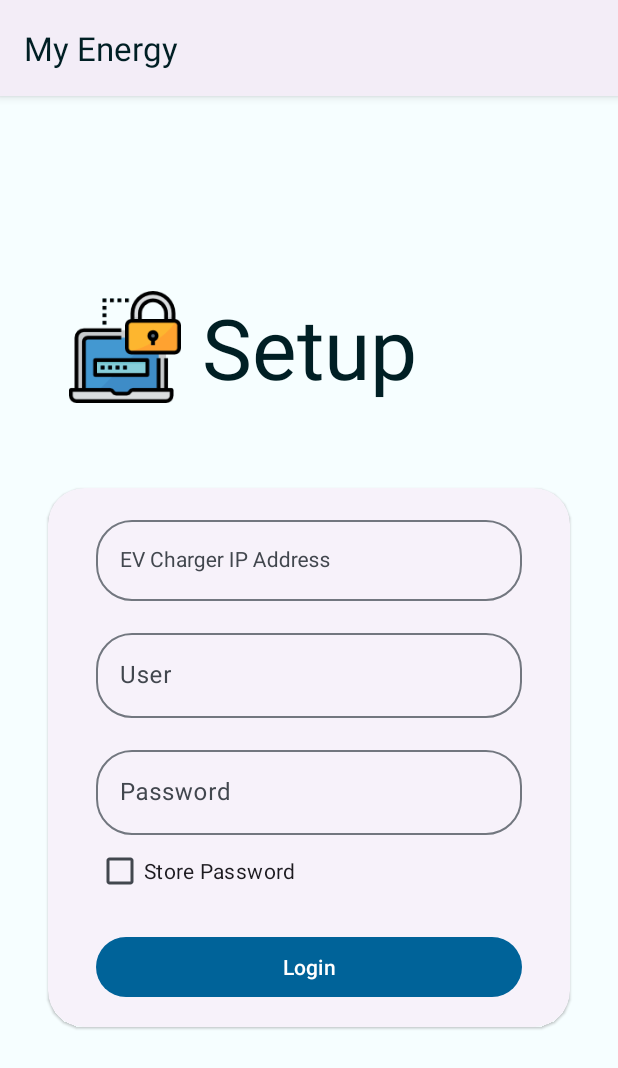
After one commit to J0B10/MAD-MyEnergy, an Android app: the LoginActivity screen opened directly, with no data from a screen before it, on a phone screen of 412 x 824 dp. The commit adds this screen. Shown: the top 1068 px of the screen. Run offline under Robolectric (Android 15) with nearby library versions, the phone set to English and light mode, and no system bars.

Commit message:
Create Login screen

```diff
--- a/app/build.gradle
+++ b/app/build.gradle
@@ -33,6 +33,7 @@ android {
 
 dependencies {
 
+    implementation 'at.favre.lib:armadillo:1.0.0'
     implementation 'io.github.smartsensesolutions:SegmentedVerticalSeekBar:1.0.1'
     implementation 'nl.joery.timerangepicker:timerangepicker:1.0.0'
 
@@ -45,6 +46,7 @@ dependencies {
     implementation 'androidx.navigation:navigation-fragment:2.5.3'
     implementation 'androidx.navigation:navigation-ui:2.5.3'
     implementation 'androidx.legacy:legacy-support-v4:1.0.0'
+    implementation 'androidx.preference:preference:1.2.0'
     testImplementation 'junit:junit:4.13.2'
     androidTestImplementation 'androidx.test.ext:junit:1.1.4'
     androidTestImplementation 'androidx.test.espresso:espresso-core:3.5.0'
--- a/app/src/main/java/io/github/j0b10/mad/myenergy/MainActivity.java
+++ b/app/src/main/java/io/github/j0b10/mad/myenergy/MainActivity.java
@@ -24,6 +24,8 @@ public class MainActivity extends AppCompatActivity {
     protected void onCreate(Bundle savedInstanceState) {
         super.onCreate(savedInstanceState);
 
+        ((MyEnergyApp) getApplication()).requireLogin(this);
+
         binding = ActivityMainBinding.inflate(getLayoutInflater());
         setContentView(binding.getRoot());
 
--- /dev/null
+++ b/app/src/main/res/layout/activity_login.xml
@@ -0,0 +1,243 @@
+<?xml version="1.0" encoding="utf-8"?>
+<androidx.constraintlayout.widget.ConstraintLayout xmlns:android="http://schemas.android.com/apk/res/android"
+    xmlns:app="http://schemas.android.com/apk/res-auto"
+    xmlns:tools="http://schemas.android.com/tools"
+    style="@style/Widget.Material3.AutoCompleteTextView.OutlinedBox"
+    android:layout_width="match_parent"
+    android:layout_height="match_parent">
+
+    <com.google.android.material.card.MaterialCardView
+        android:id="@+id/login_card"
+        style="@style/Widget.Material3.CardView.Elevated"
+        android:layout_width="0dp"
+        android:layout_height="wrap_content"
+        android:layout_marginStart="16dp"
+        android:layout_marginEnd="16dp"
+        app:cardCornerRadius="24dp"
+        app:layout_constraintBottom_toBottomOf="parent"
+        app:layout_constraintEnd_toEndOf="parent"
+        app:layout_constraintStart_toStartOf="parent"
+        app:layout_constraintTop_toTopOf="parent"
+        app:layout_constraintVertical_bias="0.667">
+
+        <androidx.constraintlayout.widget.ConstraintLayout
+            android:layout_width="match_parent"
+            android:layout_height="match_parent">
+
+            <com.google.android.material.textfield.TextInputLayout
+                android:id="@+id/login_ip_layout"
+                style="@style/Widget.Material3.TextInputLayout.OutlinedBox"
+                android:layout_width="0dp"
+                android:layout_height="wrap_content"
+                android:layout_marginStart="32dp"
+                android:layout_marginTop="16dp"
+                android:layout_marginEnd="32dp"
+                android:hint="@string/login_title_ip"
+                app:boxCornerRadiusBottomEnd="24dp"
+                app:boxCornerRadiusBottomStart="24dp"
+                app:boxCornerRadiusTopEnd="24dp"
+                app:boxCornerRadiusTopStart="24dp"
+                app:layout_constraintEnd_toEndOf="parent"
+                app:layout_constraintStart_toStartOf="parent"
+                app:layout_constraintTop_toTopOf="parent">
+
+                <com.google.android.material.textfield.TextInputEditText
+                    android:id="@+id/login_ip_input"
+                    style="@style/Widget.Material3.TextInputLayout.OutlinedBox"
+                    android:layout_width="match_parent"
+                    android:layout_height="wrap_content"
+                    android:digits="0123456789."
+                    android:ems="10"
+                    android:inputType="number"
+                    android:autofillHints="ip"
+                    tools:ignore="TextContrastCheck" />
+            </com.google.android.material.textfield.TextInputLayout>
+
+            <com.google.android.material.textfield.TextInputLayout
+                android:id="@+id/login_usr_layout"
+                android:layout_width="0dp"
+                android:layout_height="wrap_content"
+                android:layout_marginTop="16dp"
+                android:hint="@string/login_title_usr"
+                app:boxCornerRadiusBottomEnd="24dp"
+                app:boxCornerRadiusBottomStart="24dp"
+                app:boxCornerRadiusTopEnd="24dp"
+                app:boxCornerRadiusTopStart="24dp"
+                app:layout_constraintEnd_toEndOf="@+id/login_ip_layout"
+                app:layout_constraintStart_toStartOf="@+id/login_ip_layout"
+                app:layout_constraintTop_toBottomOf="@id/login_ip_layout">
+
+                <com.google.android.material.textfield.TextInputEditText
+                    android:id="@+id/login_usr_input"
+                    android:layout_width="match_parent"
+                    android:layout_height="wrap_content"
+                    android:inputType="text"
+                    android:autofillHints="username"
+                    tools:ignore="TextContrastCheck" />
+
+            </com.google.android.material.textfield.TextInputLayout>
+
+            <com.google.android.material.textfield.TextInputLayout
+                android:id="@+id/login_passwd_layout"
+                android:layout_width="0dp"
+                android:layout_height="wrap_content"
+                android:layout_marginTop="16dp"
+                android:hint="@string/login_title_passwd"
+                app:boxCornerRadiusBottomEnd="24dp"
+                app:boxCornerRadiusBottomStart="24dp"
+                app:boxCornerRadiusTopEnd="24dp"
+                app:boxCornerRadiusTopStart="24dp"
+                app:layout_constraintEnd_toEndOf="@+id/login_ip_layout"
+                app:layout_constraintStart_toStartOf="@+id/login_ip_layout"
+                app:layout_constraintTop_toBottomOf="@id/login_usr_layout">
+
+                <com.google.android.material.textfield.TextInputEditText
+                    android:id="@+id/login_passwd_input"
+                    android:layout_width="match_parent"
+                    android:layout_height="wrap_content"
+                    android:inputType="textPassword"
+                    android:autofillHints="password"
+                    tools:ignore="TextContrastCheck" />
+
+            </com.google.android.material.textfield.TextInputLayout>
+
+            <CheckBox
+                android:id="@+id/login_save_passwd_check"
+                android:layout_width="0dp"
+                android:layout_height="wrap_content"
+                android:checked="false"
+                android:text="@string/store_password"
+                app:layout_constraintEnd_toEndOf="@+id/login_ip_layout"
+                app:layout_constraintStart_toStartOf="@+id/login_ip_layout"
+                app:layout_constraintTop_toBottomOf="@+id/login_passwd_layout" />
+
+            <Button
+                android:id="@+id/login_btn"
+                android:layout_width="0dp"
+                android:layout_height="wrap_content"
+                android:layout_marginTop="16dp"
+                android:layout_marginBottom="16dp"
+                android:text="@string/lbl_login"
+                app:layout_constraintBottom_toBottomOf="parent"
+                app:layout_constraintEnd_toEndOf="@+id/login_ip_layout"
+                app:layout_constraintStart_toStartOf="@+id/login_ip_layout"
+                app:layout_constraintTop_toBottomOf="@+id/login_save_passwd_check" />
+
+        </androidx.constraintlayout.widget.ConstraintLayout>
+    </com.google.android.material.card.MaterialCardView>
+
+    <com.google.android.material.card.MaterialCardView
+        android:id="@+id/qr_card"
+        style="@style/Widget.Material3.CardView.Elevated"
+        android:layout_width="0dp"
+        android:layout_height="wrap_content"
+        android:layout_marginStart="16dp"
+        android:layout_marginTop="8dp"
+        android:layout_marginEnd="16dp"
+        android:visibility="gone"
+        app:cardCornerRadius="24dp"
+        app:layout_constraintBottom_toBottomOf="parent"
+        app:layout_constraintEnd_toEndOf="parent"
+        app:layout_constraintStart_toStartOf="parent"
+        app:layout_constraintTop_toBottomOf="@+id/login_or"
+        app:layout_constraintVertical_bias="0.0">
+
+        <androidx.constraintlayout.widget.ConstraintLayout
+            android:layout_width="match_parent"
+            android:layout_height="match_parent">
+
+            <ImageView
+                android:id="@+id/imageView5"
+                android:layout_width="48dp"
+                android:layout_height="48dp"
+                android:layout_marginStart="32dp"
+                android:layout_marginTop="16dp"
+                app:layout_constraintStart_toStartOf="parent"
+                app:layout_constraintTop_toTopOf="parent"
+                app:srcCompat="@drawable/qr_code"
+                tools:ignore="ContentDescription" />
+
+            <Button
+                android:id="@+id/button6"
+                style="@style/Widget.Material3.Button.OutlinedButton"
+                android:layout_width="0dp"
+                android:layout_height="wrap_content"
+                android:layout_marginStart="32dp"
+                android:layout_marginTop="8dp"
+                android:layout_marginEnd="32dp"
+                android:layout_marginBottom="16dp"
+                android:text="@string/lbl_scan"
+                app:layout_constraintBottom_toBottomOf="parent"
+                app:layout_constraintEnd_toEndOf="parent"
+                app:layout_constraintHorizontal_bias="1.0"
+                app:layout_constraintStart_toStartOf="parent"
+                app:layout_constraintTop_toBottomOf="@+id/textView9" />
+
+            <TextView
+                android:id="@+id/textView8"
+                android:layout_width="wrap_content"
+                android:layout_height="wrap_content"
+                android:layout_marginStart="16dp"
+                android:text="@string/lbl_scan"
+                android:textAppearance="@style/TextAppearance.AppCompat.Large"
+                app:layout_constraintStart_toEndOf="@+id/imageView5"
+                app:layout_constraintTop_toTopOf="@+id/imageView5" />
+
+            <TextView
+                android:id="@+id/textView9"
+                android:layout_width="wrap_content"
+                android:layout_height="wrap_content"
+                android:layout_marginEnd="16dp"
+                android:autoSizeTextType="uniform"
+                android:maxLines="1"
+                android:text="@string/desc_scan"
+                app:layout_constraintEnd_toEndOf="parent"
+                app:layout_constraintHorizontal_bias="0.0"
+                app:layout_constraintStart_toStartOf="@+id/textView8"
+                app:layout_constraintTop_toBottomOf="@+id/textView8" />
+        </androidx.constraintlayout.widget.ConstraintLayout>
+    </com.google.android.material.card.MaterialCardView>
+
+    <TextView
+        android:id="@+id/login_title_setup"
+        android:layout_width="wrap_content"
+        android:layout_height="wrap_content"
+        android:autoSizeTextType="uniform"
+        android:elevation="1dp"
+        android:maxLines="1"
+        android:text="@string/title_setup"
+        android:textAppearance="@style/TextAppearance.AppCompat.Display3"
+        android:textColor="?attr/colorOnBackground"
+        app:layout_constraintBottom_toTopOf="@+id/login_card"
+        app:layout_constraintEnd_toEndOf="parent"
+        app:layout_constraintStart_toStartOf="parent"
+        app:layout_constraintTop_toTopOf="parent"
+        app:layout_constraintVertical_bias="0.667" />
+
+    <ImageView
+        android:id="@+id/login_icon"
+        android:layout_width="0dp"
+        android:layout_height="0dp"
+        android:layout_marginStart="16dp"
+        android:scaleType="fitCenter"
+        app:layout_constraintBottom_toBottomOf="@+id/login_title_setup"
+        app:layout_constraintEnd_toStartOf="@+id/login_title_setup"
+        app:layout_constraintStart_toStartOf="parent"
+        app:layout_constraintTop_toTopOf="@+id/login_title_setup"
+        app:layout_constraintVertical_bias="0.0"
+        app:srcCompat="@drawable/login"
+        tools:ignore="ContentDescription" />
+
+    <TextView
+        android:id="@+id/login_or"
+        android:layout_width="wrap_content"
+        android:layout_height="wrap_content"
+        android:layout_marginTop="8dp"
+        android:text="@string/lbl_or"
+        android:textAppearance="@style/TextAppearance.AppCompat.Medium"
+        android:visibility="gone"
+        app:layout_constraintEnd_toEndOf="parent"
+        app:layout_constraintStart_toStartOf="parent"
+        app:layout_constraintTop_toBottomOf="@+id/login_card" />
+
+</androidx.constraintlayout.widget.ConstraintLayout>
--- a/app/src/main/res/values/strings.xml
+++ b/app/src/main/res/values/strings.xml
@@ -13,11 +13,23 @@
     <string name="cp_title_until">Until</string>
     <string name="cp_title_state">Charge Level</string>
     <string name="cp_title_total">Total</string>
-    <!-- TODO: Remove or change this placeholder text -->
     <string name="btn_next">Next</string>
     <string name="btn_apply">Apply</string>
     <string name="cp_title_time">Charge Time</string>
     <string name="btn_cancel">Cancel</string>
     <string name="cp_title_from" >From</string>
     <string name="cp_title_duration" >Duration</string>
+    <string name="login_title_ip">EV Charger IP Address</string>
+    <string name="login_title_usr">User</string>
+    <string name="login_title_passwd">Password</string>
+    <string name="store_password">Store Password</string>
+    <string name="title_setup">Setup</string>
+    <string name="lbl_login">Login</string>
+    <string name="lbl_scan">Scan</string>
+    <string name="desc_scan">Load settings from QR code</string>
+    <string name="lbl_or">or</string>
+    <string name="error_invalid_ip">%s is not a valid IPv4 address!</string>
+    <string name="error_no_ip">Please specify the IP address!</string>
+    <string name="error_no_user">Please enter your username!</string>
+    <string name="error_no_passwd">Please enter your password!</string>
 </resources>
```
Also changed, not shown: app/src/main/AndroidManifest.xml (+7 -5 lines), app/src/main/java/io/github/j0b10/mad/myenergy/MyEnergyApp.java (+30 -0 lines), app/src/main/java/io/github/j0b10/mad/myenergy/model/authentication/AccountPreferences.java (added, +63 -0 lines), app/src/main/java/io/github/j0b10/mad/myenergy/ui/login/IPv4AddressFilter.java (added, +44 -0 lines), app/src/main/java/io/github/j0b10/mad/myenergy/ui/login/LoginActivity.java (added, +127 -0 lines), app/src/main/res/layout/fragment_settings.xml (+4 -4 lines), 1 other file.
